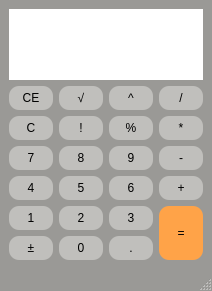
Qt form src/calculator.ui (findraj/ivs-project2) before a commit.
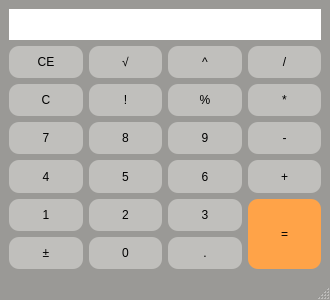
The same form after that commit.

Commit message: Small changes in the calculator funcionality.

Diff of the .ui file:
```diff
--- a/src/calculator.ui
+++ b/src/calculator.ui
@@ -6,8 +6,8 @@
    <rect>
     <x>0</x>
     <y>0</y>
-    <width>212</width>
-    <height>291</height>
+    <width>330</width>
+    <height>300</height>
    </rect>
   </property>
   <property name="sizePolicy">
@@ -18,14 +18,14 @@
   </property>
   <property name="minimumSize">
    <size>
-    <width>212</width>
-    <height>291</height>
+    <width>330</width>
+    <height>300</height>
    </size>
   </property>
   <property name="maximumSize">
    <size>
-    <width>212</width>
-    <height>291</height>
+    <width>330</width>
+    <height>300</height>
    </size>
   </property>
   <property name="windowTitle">
@@ -40,6 +40,12 @@
    <layout class="QGridLayout" name="gridLayout">
     <item row="1" column="0">
      <widget class="QPushButton" name="ButtonCE">
+      <property name="sizePolicy">
+       <sizepolicy hsizetype="Minimum" vsizetype="Expanding">
+        <horstretch>0</horstretch>
+        <verstretch>0</verstretch>
+       </sizepolicy>
+      </property>
       <property name="styleSheet">
        <string notr="true">QPushButton {
 	background-color: rgb(192, 191, 188);
@@ -65,6 +71,12 @@
     </item>
     <item row="1" column="1">
      <widget class="QPushButton" name="ButtonSqrt">
+      <property name="sizePolicy">
+       <sizepolicy hsizetype="Minimum" vsizetype="Expanding">
+        <horstretch>0</horstretch>
+        <verstretch>0</verstretch>
+       </sizepolicy>
+      </property>
       <property name="styleSheet">
        <string notr="true">QPushButton {
 	background-color: rgb(192, 191, 188);
@@ -87,6 +99,12 @@
     </item>
     <item row="1" column="2">
      <widget class="QPushButton" name="ButtonPow">
+      <property name="sizePolicy">
+       <sizepolicy hsizetype="Minimum" vsizetype="Expanding">
+        <horstretch>0</horstretch>
+        <verstretch>0</verstretch>
+       </sizepolicy>
+      </property>
       <property name="styleSheet">
        <string notr="true">QPushButton {
 	background-color: rgb(192, 191, 188);
@@ -112,6 +130,12 @@
     </item>
     <item row="1" column="3">
      <widget class="QPushButton" name="ButtonDiv">
+      <property name="sizePolicy">
+       <sizepolicy hsizetype="Minimum" vsizetype="Expanding">
+        <horstretch>0</horstretch>
+        <verstretch>0</verstretch>
+       </sizepolicy>
+      </property>
       <property name="styleSheet">
        <string notr="true">QPushButton {
 	background-color: rgb(192, 191, 188);
@@ -137,6 +161,12 @@
     </item>
     <item row="2" column="0">
      <widget class="QPushButton" name="ButtonC">
+      <property name="sizePolicy">
+       <sizepolicy hsizetype="Minimum" vsizetype="Expanding">
+        <horstretch>0</horstretch>
+        <verstretch>0</verstretch>
+       </sizepolicy>
+      </property>
       <property name="styleSheet">
        <string notr="true">QPushButton {
 	background-color: rgb(192, 191, 188);
@@ -162,6 +192,12 @@
     </item>
     <item row="2" column="1">
      <widget class="QPushButton" name="ButtonFact">
+      <property name="sizePolicy">
+       <sizepolicy hsizetype="Minimum" vsizetype="Expanding">
+        <horstretch>0</horstretch>
+        <verstretch>0</verstretch>
+       </sizepolicy>
+      </property>
       <property name="styleSheet">
        <string notr="true">QPushButton {
 	background-color: rgb(192, 191, 188);
@@ -187,6 +223,12 @@
     </item>
     <item row="2" column="2">
      <widget class="QPushButton" name="ButtonPer">
+      <property name="sizePolicy">
+       <sizepolicy hsizetype="Minimum" vsizetype="Expanding">
+        <horstretch>0</horstretch>
+        <verstretch>0</verstretch>
+       </sizepolicy>
+      </property>
       <property name="styleSheet">
        <string notr="true">QPushButton {
 	background-color: rgb(192, 191, 188);
@@ -209,6 +251,12 @@
     </item>
     <item row="2" column="3">
      <widget class="QPushButton" name="ButtonMul">
+      <property name="sizePolicy">
+       <sizepolicy hsizetype="Minimum" vsizetype="Expanding">
+        <horstretch>0</horstretch>
+        <verstretch>0</verstretch>
+       </sizepolicy>
+      </property>
       <property name="styleSheet">
        <string notr="true">QPushButton {
 	background-color: rgb(192, 191, 188);
@@ -234,6 +282,12 @@
     </item>
     <item row="3" column="0">
      <widget class="QPushButton" name="Button7">
+      <property name="sizePolicy">
+       <sizepolicy hsizetype="Minimum" vsizetype="Expanding">
+        <horstretch>0</horstretch>
+        <verstretch>0</verstretch>
+       </sizepolicy>
+      </property>
       <property name="styleSheet">
        <string notr="true">QPushButton {
 	background-color: rgb(192, 191, 188);
@@ -259,6 +313,12 @@
     </item>
     <item row="3" column="1">
      <widget class="QPushButton" name="Button8">
+      <property name="sizePolicy">
+       <sizepolicy hsizetype="Minimum" vsizetype="Expanding">
+        <horstretch>0</horstretch>
+        <verstretch>0</verstretch>
+       </sizepolicy>
+      </property>
       <property name="styleSheet">
        <string notr="true">QPushButton {
 	background-color: rgb(192, 191, 188);
@@ -284,6 +344,12 @@
     </item>
     <item row="3" column="2">
      <widget class="QPushButton" name="Button9">
+      <property name="sizePolicy">
+       <sizepolicy hsizetype="Minimum" vsizetype="Expanding">
+        <horstretch>0</horstretch>
+        <verstretch>0</verstretch>
+       </sizepolicy>
+      </property>
       <property name="styleSheet">
        <string notr="true">QPushButton {
 	background-color: rgb(192, 191, 188);
@@ -309,6 +375,12 @@
     </item>
     <item row="3" column="3">
      <widget class="QPushButton" name="ButtonSub">
+      <property name="sizePolicy">
+       <sizepolicy hsizetype="Minimum" vsizetype="Expanding">
+        <horstretch>0</horstretch>
+        <verstretch>0</verstretch>
+       </sizepolicy>
+      </property>
       <property name="styleSheet">
        <string notr="true">QPushButton {
 	background-color: rgb(192, 191, 188);
@@ -334,6 +406,12 @@
     </item>
     <item row="4" column="0">
      <widget class="QPushButton" name="Button4">
+      <property name="sizePolicy">
+       <sizepolicy hsizetype="Minimum" vsizetype="Expanding">
+        <horstretch>0</horstretch>
+        <verstretch>0</verstretch>
+       </sizepolicy>
+      </property>
       <property name="styleSheet">
        <string notr="true">QPushButton {
 	background-color: rgb(192, 191, 188);
@@ -359,6 +437,12 @@
     </item>
     <item row="4" column="1">
      <widget class="QPushButton" name="Button5">
+      <property name="sizePolicy">
+       <sizepolicy hsizetype="Minimum" vsizetype="Expanding">
+        <horstretch>0</horstretch>
+        <verstretch>0</verstretch>
+       </sizepolicy>
+      </property>
       <property name="styleSheet">
        <string notr="true">QPushButton {
 	background-color: rgb(192, 191, 188);
@@ -384,6 +468,12 @@
     </item>
     <item row="4" column="2">
      <widget class="QPushButton" name="Button6">
+      <property name="sizePolicy">
+       <sizepolicy hsizetype="Minimum" vsizetype="Expanding">
+        <horstretch>0</horstretch>
+        <verstretch>0</verstretch>
+       </sizepolicy>
+      </property>
       <property name="styleSheet">
        <string notr="true">QPushButton {
 	background-color: rgb(192, 191, 188);
@@ -409,6 +499,12 @@
     </item>
     <item row="4" column="3">
      <widget class="QPushButton" name="ButtonAdd">
+      <property name="sizePolicy">
+       <sizepolicy hsizetype="Minimum" vsizetype="Expanding">
+        <horstretch>0</horstretch>
+        <verstretch>0</verstretch>
+       </sizepolicy>
+      </property>
       <property name="styleSheet">
        <string notr="true">QPushButton {
 	background-color: rgb(192, 191, 188);
@@ -434,6 +530,12 @@
     </item>
     <item row="5" column="0">
      <widget class="QPushButton" name="Button1">
+      <property name="sizePolicy">
+       <sizepolicy hsizetype="Minimum" vsizetype="Expanding">
+        <horstretch>0</horstretch>
+        <verstretch>0</verstretch>
+       </sizepolicy>
+      </property>
       <property name="styleSheet">
        <string notr="true">QPushButton {
 	background-color: rgb(192, 191, 188);
@@ -459,6 +561,12 @@
     </item>
     <item row="5" column="1">
      <widget class="QPushButton" name="Button2">
+      <property name="sizePolicy">
+       <sizepolicy hsizetype="Minimum" vsizetype="Expanding">
+        <horstretch>0</horstretch>
+        <verstretch>0</verstretch>
+       </sizepolicy>
+      </property>
       <property name="styleSheet">
        <string notr="true">QPushButton {
 	background-color: rgb(192, 191, 188);
@@ -484,6 +592,12 @@
     </item>
     <item row="5" column="2">
      <widget class="QPushButton" name="Button3">
+      <property name="sizePolicy">
+       <sizepolicy hsizetype="Minimum" vsizetype="Expanding">
+        <horstretch>0</horstretch>
+        <verstretch>0</verstretch>
+       </sizepolicy>
+      </property>
       <property name="styleSheet">
        <string notr="true">QPushButton {
 	background-color: rgb(192, 191, 188);
@@ -509,6 +623,12 @@
     </item>
     <item row="6" column="0">
      <widget class="QPushButton" name="ButtonNeg">
+      <property name="sizePolicy">
+       <sizepolicy hsizetype="Minimum" vsizetype="Expanding">
+        <horstretch>0</horstretch>
+        <verstretch>0</verstretch>
+       </sizepolicy>
+      </property>
       <property name="styleSheet">
        <string notr="true">QPushButton {
 	background-color: rgb(192, 191, 188);
@@ -531,6 +651,12 @@
     </item>
     <item row="6" column="1">
      <widget class="QPushButton" name="Button0">
+      <property name="sizePolicy">
+       <sizepolicy hsizetype="Minimum" vsizetype="Expanding">
+        <horstretch>0</horstretch>
+        <verstretch>0</verstretch>
+       </sizepolicy>
+      </property>
       <property name="styleSheet">
        <string notr="true">QPushButton {
 	background-color: rgb(192, 191, 188);
@@ -556,6 +682,12 @@
     </item>
     <item row="6" column="2">
      <widget class="QPushButton" name="ButtonDec">
+      <property name="sizePolicy">
+       <sizepolicy hsizetype="Minimum" vsizetype="Expanding">
+        <horstretch>0</horstretch>
+        <verstretch>0</verstretch>
+       </sizepolicy>
+      </property>
       <property name="styleSheet">
        <string notr="true">QPushButton {
 	background-color: rgb(192, 191, 188);
@@ -582,7 +714,7 @@
     <item row="5" column="3" rowspan="2">
      <widget class="QPushButton" name="ButtonEq">
       <property name="sizePolicy">
-       <sizepolicy hsizetype="Minimum" vsizetype="Preferred">
+       <sizepolicy hsizetype="Minimum" vsizetype="Expanding">
         <horstretch>0</horstretch>
         <verstretch>0</verstretch>
        </sizepolicy>
@@ -618,6 +750,12 @@
         <verstretch>0</verstretch>
        </sizepolicy>
       </property>
+      <property name="maximumSize">
+       <size>
+        <width>16777215</width>
+        <height>31</height>
+       </size>
+      </property>
       <property name="font">
        <font>
         <pointsize>20</pointsize>
```
Left out of the diff: 2 changed lines with no effect on the pictures. The commit also changes 1 other file.
